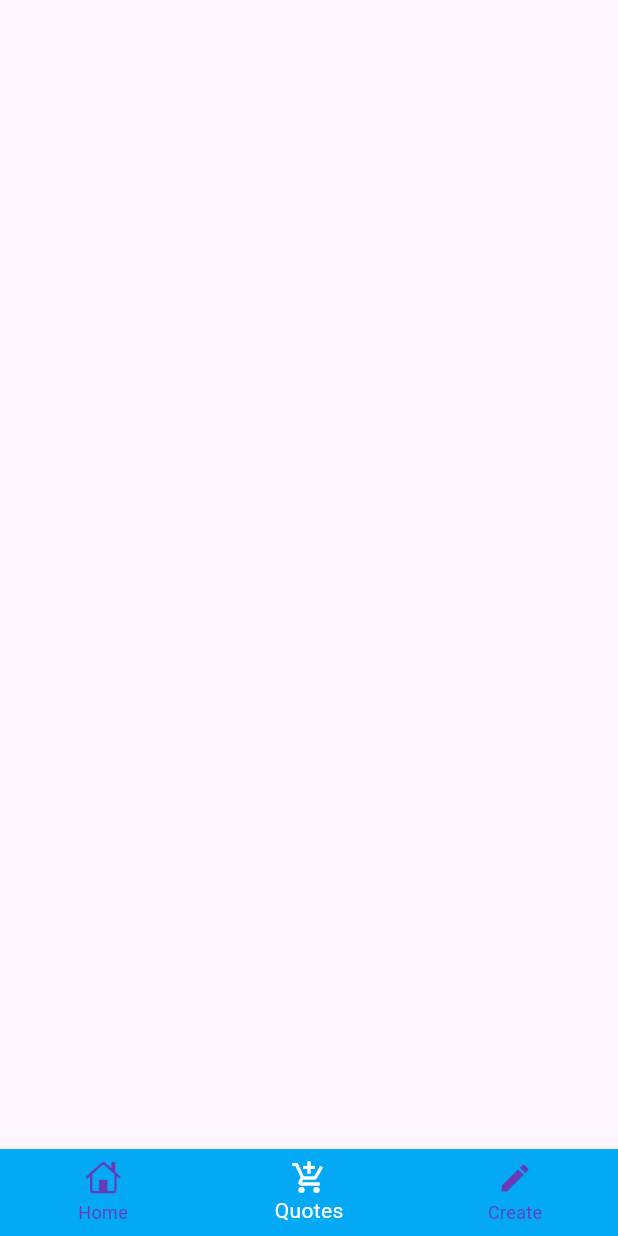
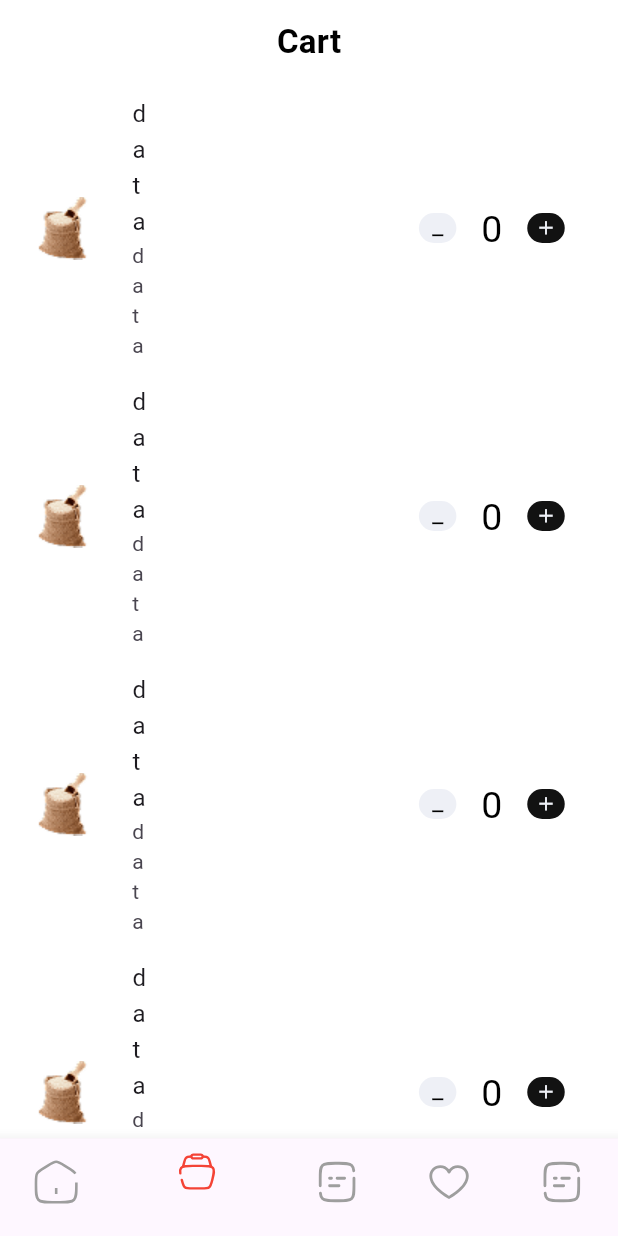
Before and after one commit to IAftabRehman/Karyana-App-with-API-Flutter, a Flutter app: the CustomBottomBar screen opened by its route, item 2 of the bottom bar chosen, on a phone screen of 412 x 824 dp. Run offline on Flutter 3.47's test engine with Material 3 defaults, Android fonts, the light colour scheme and no system bars; our stand-ins replace flutter_animate, flutter_bounce, flutter_svg; Roboto replaces fonts that are missing (Poppins).

Commit message:
in Cart Screen also manage the bottom screen icons

```diff
--- a/lib/Configuration/AppRoutes.dart
+++ b/lib/Configuration/AppRoutes.dart
@@ -1,8 +1,9 @@
 import 'package:flutter/cupertino.dart';
-import 'package:internship_second_task/Presentation/Elements/CustomBottomBar.dart';
+import 'package:internship_second_task/Presentation/CommonWidgets/CustomBottomBar.dart';
 import 'package:internship_second_task/Presentation/Views/ChooseBrand.dart';
 import 'package:internship_second_task/Presentation/Views/HomeScreen.dart';
 import 'package:internship_second_task/Presentation/Views/Login.dart';
+import 'package:internship_second_task/Presentation/Views/NotFoundScreen.dart';
 import 'package:internship_second_task/Presentation/Views/OnBoardingScreen.dart';
 import 'package:internship_second_task/Presentation/Views/ProductDetails.dart';
 import 'package:internship_second_task/Presentation/Views/SavedItem.dart';
@@ -20,6 +21,7 @@ class AppRoutes {
   static const String savedItem = '/savedItem';
   static const String cartScreen = '/cartScreen';
   static const String bottomBar = '/bottomBar';
+  static const String notFound = '/notFound';
 
   static Map<String, WidgetBuilder> routes = {
     splash: (context) => SplashScreen(),
@@ -29,6 +31,7 @@ class AppRoutes {
     homeScreen: (context) => HomeScreen(),
     savedItem: (context) => SavedItem(),
     bottomBar: (context) => CustomBottomBar(),
+    notFound: (context) => NotFoundScreen(),
   };
 
   static Route<dynamic>? onGenerateRoute(RouteSettings settings) {
--- /dev/null
+++ b/lib/Presentation/CommonWidgets/CustomBottomBar.dart
@@ -0,0 +1,84 @@
+import 'package:flutter/cupertino.dart';
+import 'package:flutter/material.dart';
+import 'package:flutter_svg/flutter_svg.dart';
+import 'package:internship_second_task/Configuration/AppColors.dart';
+import 'package:internship_second_task/Presentation/Views/CartScreen.dart';
+import 'package:internship_second_task/Presentation/Views/HomeScreen.dart';
+import 'package:internship_second_task/Presentation/Views/SavedItem.dart';
+
+class CustomBottomBar extends StatefulWidget {
+  const CustomBottomBar({super.key});
+
+  @override
+  State<CustomBottomBar> createState() => _CustomBottomBarState();
+}
+
+class _CustomBottomBarState extends State<CustomBottomBar> {
+  int _currentIndex = 0;
+
+  final List<Widget> _screens = [
+    HomeScreen(),
+    CartScreen(),
+    SavedItem(),
+    SavedItem(),
+    SavedItem(),
+  ];
+
+  @override
+  Widget build(BuildContext context) {
+    return Scaffold(
+      body: _screens[_currentIndex],
+      bottomNavigationBar: BottomNavigationBar(
+        currentIndex: _currentIndex,
+        backgroundColor: AppColors.whiteRelatedColor,
+        onTap: (index) {
+          setState(() {
+            _currentIndex = index;
+          });
+        },
+        items: [
+          BottomNavigationBarItem(
+            icon: SvgPicture.asset(
+              'assets/icons/home.svg',
+              height: 30,
+              color: _currentIndex == 0 ? Colors.red : Colors.grey,
+            ),
+            label: "",
+          ),
+          BottomNavigationBarItem(
+            icon: SvgPicture.asset(
+              'assets/icons/cart.svg',
+              height: 30,
+              color: _currentIndex == 1 ? Colors.red : Colors.grey,
+            ),
+            label: "",
+          ),
+          BottomNavigationBarItem(
+            icon: SvgPicture.asset(
+              'assets/icons/document.svg',
+              height: 30,
+              color: _currentIndex == 2 ? Colors.red : Colors.grey,
+            ),
+            label: "",
+          ),
+          BottomNavigationBarItem(
+            icon: SvgPicture.asset(
+              'assets/icons/heart.svg',
+              height: 30,
+              color: _currentIndex == 3 ? Colors.red : Colors.grey,
+            ),
+            label: "",
+          ),
+          BottomNavigationBarItem(
+            icon: SvgPicture.asset(
+              'assets/icons/document.svg',
+              height: 30,
+              color: _currentIndex == 4 ? Colors.red : Colors.grey,
+            ),
+            label: "",
+          ),
+        ],
+      ),
+    );
+  }
+}
--- a/lib/Presentation/Elements/CustomBottomBar.dart
+++ /dev/null
@@ -1,44 +0,0 @@
-import 'package:flutter/cupertino.dart';
-import 'package:flutter/material.dart';
-import 'package:internship_second_task/Presentation/Views/CartScreen.dart';
-import 'package:internship_second_task/Presentation/Views/HomeScreen.dart';
-import 'package:internship_second_task/Presentation/Views/SavedItem.dart';
-
-class CustomBottomBar extends StatefulWidget {
-  const CustomBottomBar({super.key});
-
-  @override
-  State<CustomBottomBar> createState() => _CustomBottomBarState();
-}
-
-class _CustomBottomBarState extends State<CustomBottomBar> {
-  int _currentIndex = 0;
-
-  final List<Widget> _screens = [HomeScreen(), CartScreen(), SavedItem()];
-
-  @override
-  Widget build(BuildContext context) {
-    return Scaffold(
-      body: _screens[_currentIndex],
-      bottomNavigationBar: BottomNavigationBar(
-        currentIndex: _currentIndex,
-        selectedItemColor: Colors.white,
-        unselectedItemColor: Colors.deepPurple,
-        backgroundColor: Colors.lightBlue,
-        onTap: (index) {
-          setState(() {
-            _currentIndex = index;
-          });
-        },
-        items: const [
-          BottomNavigationBarItem(icon: Icon(CupertinoIcons.home), label: "Home"),
-          BottomNavigationBarItem(
-            icon: Icon(Icons.add_shopping_cart),
-            label: "Quotes",
-          ),
-          BottomNavigationBarItem(icon: Icon(Icons.create), label: "Create"),
-        ],
-      ),
-    );
-  }
-}
--- a/lib/Presentation/Views/CartScreen.dart
+++ b/lib/Presentation/Views/CartScreen.dart
@@ -1,4 +1,8 @@
 import 'package:flutter/material.dart';
+import 'package:internship_second_task/Configuration/AppColors.dart';
+import 'package:internship_second_task/Presentation/Elements/CustomText.dart';
+
+import '../Elements/CustomContainer.dart';
 
 class CartScreen extends StatefulWidget {
   const CartScreen({super.key});
@@ -8,8 +12,73 @@ class CartScreen extends StatefulWidget {
 }
 
 class _CartScreenState extends State<CartScreen> {
+  int stock = 0;
   @override
   Widget build(BuildContext context) {
-    return Scaffold();
+    return Scaffold(
+      backgroundColor: AppColors.whiteRelatedColor,
+      appBar: AppBar(
+        leading: SizedBox(),
+        title: MyText(text: "Cart", size: 22, fontWeight: FontWeight.bold,),
+        centerTitle: true,
+        backgroundColor: AppColors.whiteRelatedColor,
+      ),
+      body: ListView.builder(
+          itemCount: 4,
+          itemBuilder: (context, index){
+        return ListTile(
+          leading: Image.asset("assets/images/rice.png"),
+          title: Text("data"),
+          subtitle: Text("data"),
+          trailing: Row(
+            mainAxisAlignment: MainAxisAlignment.end,
+            children: [
+              MyContainer(
+                child: Row(
+                  children: [
+                    IconButton(
+                      onPressed: () {
+                        setState(() {
+                          if(stock == 0 && stock <= 0){
+                            stock = 0;
+                          }else{
+                            stock--;
+                          }
+                        });
+                      },
+                      icon: MyIconContainer(
+                        height: 20,
+                        width: 25,
+                        iconData: Icons.minimize,
+                        iconHeight: 15,
+                        color: AppColors.secondaryBackgroundColor,
+                      ),
+                    ),
+                    const SizedBox(width: 5,),
+                    MyText(text: stock.toString(), size: 25),
+                    const SizedBox(width: 5,),
+                    IconButton(
+                      onPressed: () {
+                        setState(() {
+                          stock++;
+                        });
+                      },
+                      icon: MyIconContainer(
+                        height: 20,
+                        width: 25,
+                        iconData: Icons.add,
+                        iconHeight: 15,
+                        iconColor: AppColors.secondaryBackgroundColor,
+                        color: AppColors.textColor,
+                      ),
+                    ),
+                  ],
+                ),
+              ),
+            ],
+          ),
+        );
+      }),
+    );
   }
 }
--- a/lib/Presentation/Views/HomeScreen.dart
+++ b/lib/Presentation/Views/HomeScreen.dart
@@ -66,7 +66,6 @@ class _HomeScreenState extends State<HomeScreen> {
               ),
             ),
             SizedBox(height: 15),
-
 
             GridView.builder(
               shrinkWrap: true,
--- a/lib/main.dart
+++ b/lib/main.dart
@@ -13,7 +13,7 @@ class MyApp extends StatelessWidget {
     return MaterialApp(
       debugShowCheckedModeBanner: false,
       title: 'Karyana App',
-      initialRoute: AppRoutes.splash,
+      initialRoute: AppRoutes.bottomBar,
       routes: AppRoutes.routes,
       onGenerateRoute: AppRoutes.onGenerateRoute,
     );
--- a/pubspec.yaml
+++ b/pubspec.yaml
@@ -36,6 +36,7 @@ dependencies:
   cupertino_icons: ^1.0.8
   flutter_bounce: ^1.1.0 # For Bouncing
   flutter_animate: ^4.5.2 # For Animation
+  flutter_svg: ^2.2.1 # For SVG Icon Past
 
 dev_dependencies:
   flutter_test:
```
Also changed, not shown: assets/icons/cart.svg (added), assets/icons/document.svg (added), assets/icons/heart.svg (added), assets/icons/home.svg (added), assets/images/notFound.png (added), pubspec.lock.
